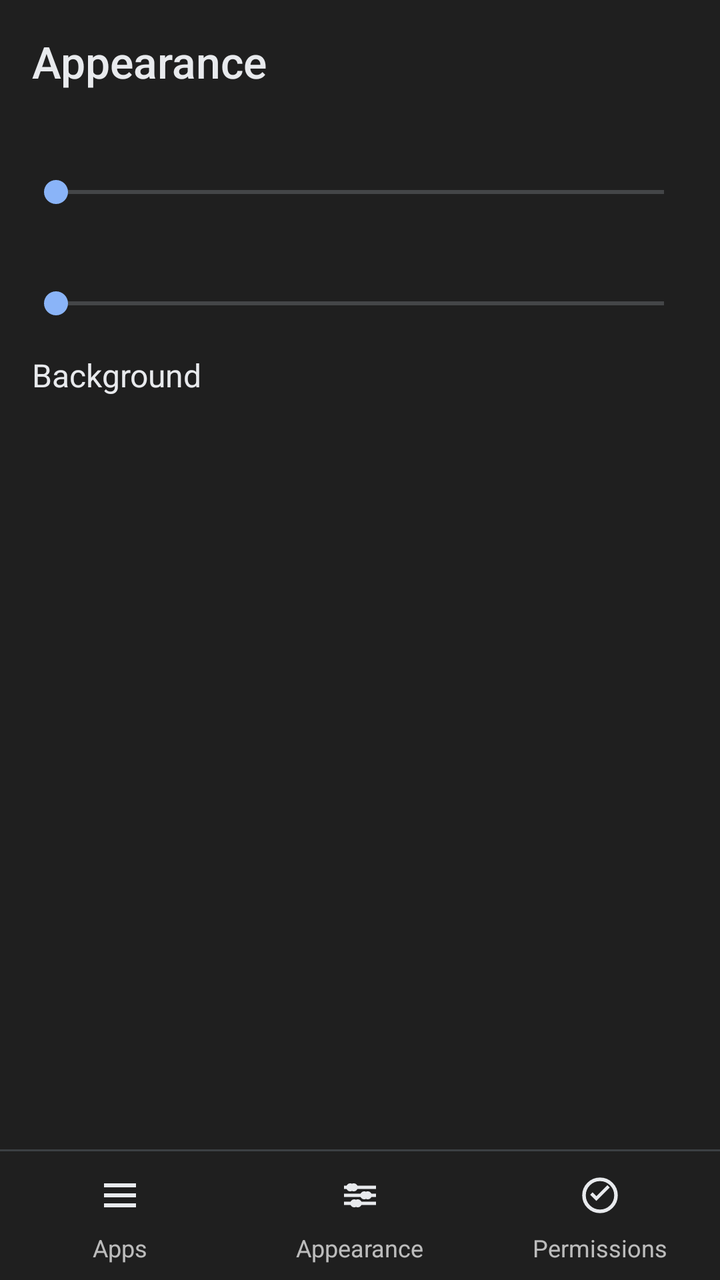
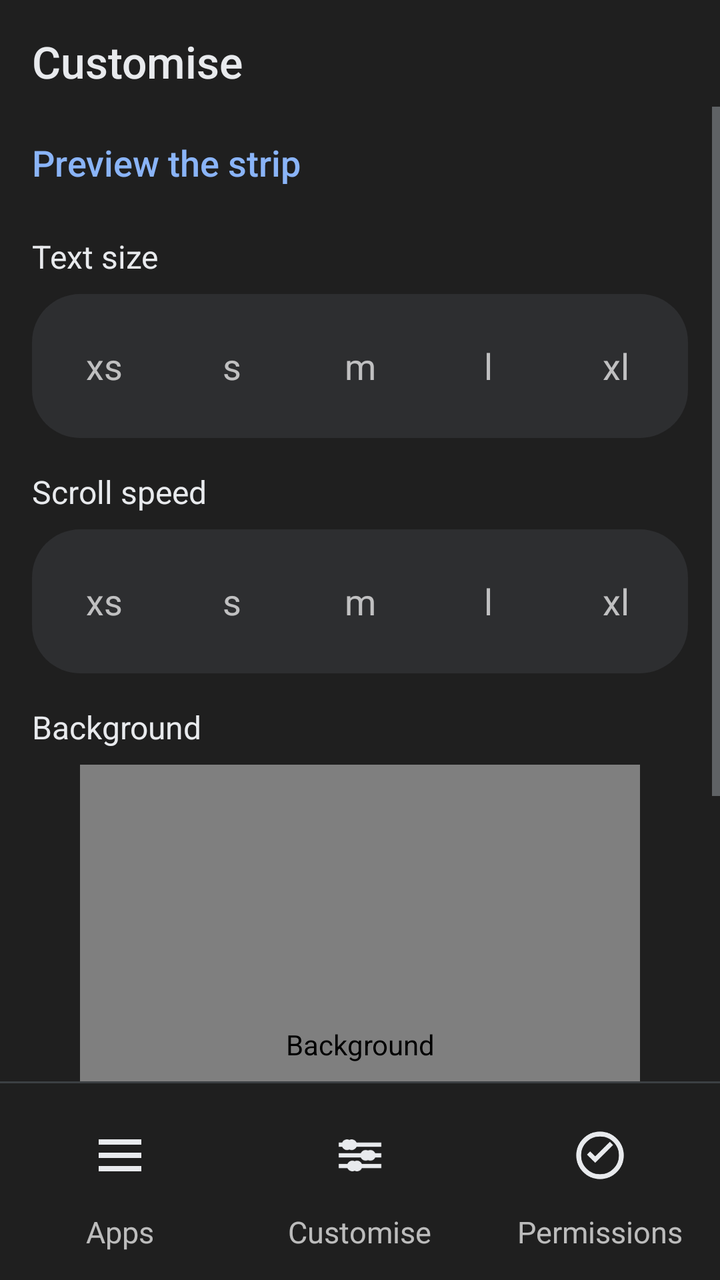

Two renders of the same Android screen: before a commit and after it. Below are the layout's source before the change and the commit's diff.
<!-- AndroidManifest.xml: application theme Theme.Ticker -->
<!-- res/layout/activity_appearance.xml -->
<?xml version="1.0" encoding="utf-8"?>
<LinearLayout xmlns:android="http://schemas.android.com/apk/res/android"
    android:id="@+id/appearance_root"
    android:layout_width="match_parent"
    android:layout_height="match_parent"
    android:background="@color/paper"
    android:orientation="vertical">

    <TextView
        android:layout_width="match_parent"
        android:layout_height="wrap_content"
        android:fontFamily="sans-serif-medium"
        android:paddingStart="16dp"
        android:paddingTop="16dp"
        android:paddingEnd="16dp"
        android:paddingBottom="8dp"
        android:text="@string/appearance_title"
        android:textColor="@color/ink"
        android:textSize="22sp" />

    <ScrollView
        android:layout_width="match_parent"
        android:layout_height="0dp"
        android:layout_weight="1"
        android:fillViewport="true">

        <LinearLayout
            android:layout_width="match_parent"
            android:layout_height="wrap_content"
            android:orientation="vertical"
            android:paddingBottom="16dp">

            <TextView
                android:id="@+id/text_size_value"
                android:layout_width="match_parent"
                android:layout_height="wrap_content"
                android:paddingStart="16dp"
                android:paddingTop="12dp"
                android:paddingEnd="16dp"
                android:textColor="@color/ink"
                android:textSize="16sp" />

            <SeekBar
                android:id="@+id/text_size"
                android:layout_width="match_parent"
                android:layout_height="wrap_content"
                android:layout_marginStart="12dp"
                android:layout_marginEnd="12dp"
                android:max="18"
                android:progressTint="@color/accent"
                android:thumbTint="@color/accent" />

            <TextView
                android:id="@+id/scroll_speed_value"
                android:layout_width="match_parent"
                android:layout_height="wrap_content"
                android:paddingStart="16dp"
                android:paddingTop="16dp"
                android:paddingEnd="16dp"
                android:textColor="@color/ink"
                android:textSize="16sp" />

            <SeekBar
                android:id="@+id/scroll_speed"
                android:layout_width="match_parent"
                android:layout_height="wrap_content"
                android:layout_marginStart="12dp"
                android:layout_marginEnd="12dp"
                android:max="180"
                android:progressTint="@color/accent"
                android:thumbTint="@color/accent" />

            <TextView
                android:layout_width="match_parent"
                android:layout_height="wrap_content"
                android:paddingStart="16dp"
                android:paddingTop="16dp"
                android:paddingEnd="16dp"
                android:paddingBottom="8dp"
                android:text="@string/background_label"
                android:textColor="@color/ink"
                android:textSize="16sp" />

            <LinearLayout
                android:layout_width="match_parent"
                android:layout_height="wrap_content"
                android:gravity="center_vertical"
                android:orientation="horizontal"
                android:paddingStart="16dp"
                android:paddingEnd="16dp">

                <View
                    android:id="@+id/bg_ribbon"
                    android:layout_width="44dp"
                    android:layout_height="44dp"
                    android:contentDescription="@string/bg_ribbon" />

                <View
                    android:id="@+id/bg_black"
                    android:layout_width="44dp"
                    android:layout_height="44dp"
                    android:layout_marginStart="12dp"
                    android:contentDescription="@string/bg_black" />

                <View
                    android:id="@+id/bg_charcoal"
                    android:layout_width="44dp"
                    android:layout_height="44dp"
                    android:layout_marginStart="12dp"
                    android:contentDescription="@string/bg_charcoal" />

                <View
                    android:id="@+id/bg_navy"
                    android:layout_width="44dp"
                    android:layout_height="44dp"
                    android:layout_marginStart="12dp"
                    android:contentDescription="@string/bg_navy" />
            </LinearLayout>
        </LinearLayout>
    </ScrollView>

    <include layout="@layout/bar_tabs" />
</LinearLayout>
<!-- res/layout/bar_tabs.xml (included above) -->
<?xml version="1.0" encoding="utf-8"?>
<LinearLayout xmlns:android="http://schemas.android.com/apk/res/android"
    android:id="@+id/tab_bar"
    android:layout_width="match_parent"
    android:layout_height="wrap_content"
    android:background="@color/paper"
    android:orientation="vertical">

    <View
        android:layout_width="match_parent"
        android:layout_height="1dp"
        android:background="@color/divider" />

    <LinearLayout
        android:layout_width="match_parent"
        android:layout_height="wrap_content"
        android:orientation="horizontal"
        android:paddingTop="6dp"
        android:paddingBottom="8dp">

        <LinearLayout
            android:id="@+id/tab_apps"
            android:layout_width="0dp"
            android:layout_height="wrap_content"
            android:layout_weight="1"
            android:background="?android:attr/selectableItemBackground"
            android:clickable="true"
            android:contentDescription="@string/tab_apps"
            android:focusable="true"
            android:gravity="center_horizontal"
            android:orientation="vertical">

            <FrameLayout
                android:id="@+id/tab_apps_pill"
                android:layout_width="64dp"
                android:layout_height="32dp">

                <ImageView
                    android:id="@+id/tab_apps_icon"
                    android:layout_width="24dp"
                    android:layout_height="24dp"
                    android:layout_gravity="center"
                    android:contentDescription="@null"
                    android:importantForAccessibility="no"
                    android:src="@drawable/ic_tab_apps" />
            </FrameLayout>

            <TextView
                android:id="@+id/tab_apps_label"
                android:layout_width="wrap_content"
                android:layout_height="wrap_content"
                android:layout_marginTop="2dp"
                android:text="@string/tab_apps"
                android:textSize="12sp" />
        </LinearLayout>

        <LinearLayout
            android:id="@+id/tab_appearance"
            android:layout_width="0dp"
            android:layout_height="wrap_content"
            android:layout_weight="1"
            android:background="?android:attr/selectableItemBackground"
            android:clickable="true"
            android:contentDescription="@string/tab_appearance"
            android:focusable="true"
            android:gravity="center_horizontal"
            android:orientation="vertical">

            <FrameLayout
                android:id="@+id/tab_appearance_pill"
                android:layout_width="64dp"
                android:layout_height="32dp">

                <ImageView
                    android:id="@+id/tab_appearance_icon"
                    android:layout_width="24dp"
                    android:layout_height="24dp"
                    android:layout_gravity="center"
                    android:contentDescription="@null"
                    android:importantForAccessibility="no"
                    android:src="@drawable/ic_tab_appearance" />
            </FrameLayout>

            <TextView
                android:id="@+id/tab_appearance_label"
                android:layout_width="wrap_content"
                android:layout_height="wrap_content"
                android:layout_marginTop="2dp"
                android:text="@string/tab_appearance"
                android:textSize="12sp" />
        </LinearLayout>

        <LinearLayout
            android:id="@+id/tab_permissions"
            android:layout_width="0dp"
            android:layout_height="wrap_content"
            android:layout_weight="1"
            android:background="?android:attr/selectableItemBackground"
            android:clickable="true"
            android:contentDescription="@string/tab_permissions"
            android:focusable="true"
            android:gravity="center_horizontal"
            android:orientation="vertical">

            <FrameLayout
                android:id="@+id/tab_permissions_pill"
                android:layout_width="64dp"
                android:layout_height="32dp">

                <ImageView
                    android:id="@+id/tab_permissions_icon"
                    android:layout_width="24dp"
                    android:layout_height="24dp"
                    android:layout_gravity="center"
                    android:contentDescription="@null"
                    android:importantForAccessibility="no"
                    android:src="@drawable/ic_tab_permissions" />
            </FrameLayout>

            <TextView
                android:id="@+id/tab_permissions_label"
                android:layout_width="wrap_content"
                android:layout_height="wrap_content"
                android:layout_marginTop="2dp"
                android:text="@string/tab_permissions"
                android:textSize="12sp" />
        </LinearLayout>
    </LinearLayout>
</LinearLayout>
<!-- resources referenced by this layout -->
<resources>
  <color name="accent">#8AB4F8</color>
  <color name="divider">#3C4043</color>
  <color name="ink">#E8EAED</color>
  <color name="paper">#1F1F1F</color>
  <!-- drawable ic_tab_appearance (drawable) -->
  <?xml version="1.0" encoding="utf-8"?>
  <vector xmlns:android="http://schemas.android.com/apk/res/android"
      android:width="24dp"
      android:height="24dp"
      android:viewportWidth="24"
      android:viewportHeight="24">
      <path
          android:fillColor="#E8EAED"
          android:pathData="M4,7.2h16v1.6H4z M4,11.2h16v1.6H4z M4,15.2h16v1.6H4z" />
      <path
          android:fillColor="#E8EAED"
          android:pathData="M8,6.2a2,2 0,1 1,0 3.6a2,2 0,1 1,0 -3.6z M15,10.2a2,2 0,1 1,0 3.6a2,2 0,1 1,0 -3.6z M10,14.2a2,2 0,1 1,0 3.6a2,2 0,1 1,0 -3.6z" />
  </vector>
  <!-- drawable ic_tab_apps (drawable) -->
  <?xml version="1.0" encoding="utf-8"?>
  <vector xmlns:android="http://schemas.android.com/apk/res/android"
      android:width="24dp"
      android:height="24dp"
      android:viewportWidth="24"
      android:viewportHeight="24">
      <path
          android:fillColor="#E8EAED"
          android:pathData="M4,6h16v2H4z M4,11h16v2H4z M4,16h16v2H4z" />
  </vector>
  <!-- drawable ic_tab_permissions (drawable) -->
  <?xml version="1.0" encoding="utf-8"?>
  <vector xmlns:android="http://schemas.android.com/apk/res/android"
      android:width="24dp"
      android:height="24dp"
      android:viewportWidth="24"
      android:viewportHeight="24">
      <path
          android:fillColor="#00000000"
          android:pathData="M12,4a8,8 0,1 1,0 16a8,8 0,1 1,0 -16z"
          android:strokeColor="#E8EAED"
          android:strokeWidth="1.8" />
      <path
          android:fillColor="#E8EAED"
          android:pathData="M10.2,12.4 L8.3,10.5 L7.1,11.7 L10.2,14.8 L16.9,8.1 L15.7,6.9 Z" />
  </vector>
  <string name="appearance_title">Appearance</string>
  <string name="background_label">Background</string>
  <string name="bg_black">Black</string>
  <string name="bg_charcoal">Charcoal</string>
  <string name="bg_navy">Navy</string>
  <string name="bg_ribbon">Ribbon</string>
  <string name="tab_appearance">Appearance</string>
  <string name="tab_apps">Apps</string>
  <string name="tab_permissions">Permissions</string>
  <color name="muted">#9AA0A6</color>
  <!-- unchanged entries left out for length: 1 -->
</resources>

<!-- the commit's change to res/layout/activity_appearance.xml (unified diff, before → after) -->
@@ -30,45 +30,153 @@
             android:orientation="vertical"
             android:paddingBottom="16dp">
 
-            <TextView
-                android:id="@+id/text_size_value"
+            <Button
+                android:id="@+id/preview_strip"
+                style="@style/Widget.Ribbon.TextButton"
+                android:layout_width="match_parent"
+                android:layout_height="wrap_content"
+                android:layout_marginStart="8dp"
+                android:layout_marginEnd="8dp"
+                android:gravity="start|center_vertical"
+                android:minHeight="56dp"
+                android:text="@string/preview_strip"
+                android:textSize="18sp" />
+
+            <TextView
                 android:layout_width="match_parent"
                 android:layout_height="wrap_content"
                 android:paddingStart="16dp"
-                android:paddingTop="12dp"
+                android:paddingTop="8dp"
                 android:paddingEnd="16dp"
+                android:paddingBottom="8dp"
+                android:text="@string/text_size_label"
                 android:textColor="@color/ink"
                 android:textSize="16sp" />
 
-            <SeekBar
-                android:id="@+id/text_size"
-                android:layout_width="match_parent"
-                android:layout_height="wrap_content"
-                android:layout_marginStart="12dp"
-                android:layout_marginEnd="12dp"
-                android:max="18"
-                android:progressTint="@color/accent"
-                android:thumbTint="@color/accent" />
-
-            <TextView
-                android:id="@+id/scroll_speed_value"
+            <LinearLayout
+                android:id="@+id/text_size_bar"
+                android:layout_width="match_parent"
+                android:layout_height="72dp"
+                android:layout_marginStart="16dp"
+                android:layout_marginEnd="16dp"
+                android:background="@drawable/bg_search"
+                android:gravity="center_vertical"
+                android:orientation="horizontal"
+                android:padding="4dp">
+
+                <TextView
+                    android:id="@+id/size_xs"
+                    android:layout_width="0dp"
+                    android:layout_height="match_parent"
+                    android:layout_weight="1"
+                    android:gravity="center"
+                    android:text="@string/step_xs"
+                    android:textSize="18sp" />
+
+                <TextView
+                    android:id="@+id/size_s"
+                    android:layout_width="0dp"
+                    android:layout_height="match_parent"
+                    android:layout_weight="1"
+                    android:gravity="center"
+                    android:text="@string/step_s"
+                    android:textSize="18sp" />
+
+                <TextView
+                    android:id="@+id/size_m"
+                    android:layout_width="0dp"
+                    android:layout_height="match_parent"
+                    android:layout_weight="1"
+                    android:gravity="center"
+                    android:text="@string/step_m"
+                    android:textSize="18sp" />
+
+                <TextView
+                    android:id="@+id/size_l"
+                    android:layout_width="0dp"
+                    android:layout_height="match_parent"
+                    android:layout_weight="1"
+                    android:gravity="center"
+                    android:text="@string/step_l"
+                    android:textSize="18sp" />
+
+                <TextView
+                    android:id="@+id/size_xl"
+                    android:layout_width="0dp"
+                    android:layout_height="match_parent"
+                    android:layout_weight="1"
+                    android:gravity="center"
+                    android:text="@string/step_xl"
+                    android:textSize="18sp" />
+            </LinearLayout>
+
+            <TextView
                 android:layout_width="match_parent"
                 android:layout_height="wrap_content"
                 android:paddingStart="16dp"
                 android:paddingTop="16dp"
                 android:paddingEnd="16dp"
+                android:paddingBottom="8dp"
+                android:text="@string/scroll_speed_label"
                 android:textColor="@color/ink"
                 android:textSize="16sp" />
 
-            <SeekBar
-                android:id="@+id/scroll_speed"
-                android:layout_width="match_parent"
-                android:layout_height="wrap_content"
-                android:layout_marginStart="12dp"
-                android:layout_marginEnd="12dp"
-                android:max="180"
-                android:progressTint="@color/accent"
-                android:thumbTint="@color/accent" />
+            <LinearLayout
+                android:id="@+id/speed_bar"
+                android:layout_width="match_parent"
+                android:layout_height="72dp"
+                android:layout_marginStart="16dp"
+                android:layout_marginEnd="16dp"
+                android:background="@drawable/bg_search"
+                android:gravity="center_vertical"
+                android:orientation="horizontal"
+                android:padding="4dp">
+
+                <TextView
+                    android:id="@+id/speed_xs"
+                    android:layout_width="0dp"
+                    android:layout_height="match_parent"
+                    android:layout_weight="1"
+                    android:gravity="center"
+                    android:text="@string/step_xs"
+                    android:textSize="18sp" />
+
+                <TextView
+                    android:id="@+id/speed_s"
+                    android:layout_width="0dp"
+                    android:layout_height="match_parent"
+                    android:layout_weight="1"
+                    android:gravity="center"
+                    android:text="@string/step_s"
+                    android:textSize="18sp" />
+
+                <TextView
+                    android:id="@+id/speed_m"
+                    android:layout_width="0dp"
+                    android:layout_height="match_parent"
+                    android:layout_weight="1"
+                    android:gravity="center"
+                    android:text="@string/step_m"
+                    android:textSize="18sp" />
+
+                <TextView
+                    android:id="@+id/speed_l"
+                    android:layout_width="0dp"
+                    android:layout_height="match_parent"
+                    android:layout_weight="1"
+                    android:gravity="center"
+                    android:text="@string/step_l"
+                    android:textSize="18sp" />
+
+                <TextView
+                    android:id="@+id/speed_xl"
+                    android:layout_width="0dp"
+                    android:layout_height="match_parent"
+                    android:layout_weight="1"
+                    android:gravity="center"
+                    android:text="@string/step_xl"
+                    android:textSize="18sp" />
+            </LinearLayout>
 
             <TextView
                 android:layout_width="match_parent"
@@ -81,41 +189,24 @@
                 android:textColor="@color/ink"
                 android:textSize="16sp" />
 
-            <LinearLayout
-                android:layout_width="match_parent"
-                android:layout_height="wrap_content"
-                android:gravity="center_vertical"
-                android:orientation="horizontal"
-                android:paddingStart="16dp"
-                android:paddingEnd="16dp">
-
-                <View
-                    android:id="@+id/bg_ribbon"
-                    android:layout_width="44dp"
-                    android:layout_height="44dp"
-                    android:contentDescription="@string/bg_ribbon" />
-
-                <View
-                    android:id="@+id/bg_black"
-                    android:layout_width="44dp"
-                    android:layout_height="44dp"
-                    android:layout_marginStart="12dp"
-                    android:contentDescription="@string/bg_black" />
-
-                <View
-                    android:id="@+id/bg_charcoal"
-                    android:layout_width="44dp"
-                    android:layout_height="44dp"
-                    android:layout_marginStart="12dp"
-                    android:contentDescription="@string/bg_charcoal" />
-
-                <View
-                    android:id="@+id/bg_navy"
-                    android:layout_width="44dp"
-                    android:layout_height="44dp"
-                    android:layout_marginStart="12dp"
-                    android:contentDescription="@string/bg_navy" />
-            </LinearLayout>
+            <app.ticker.ColorWheelView
+                android:id="@+id/color_wheel"
+                android:layout_width="280dp"
+                android:layout_height="280dp"
+                android:layout_gravity="center_horizontal"
+                android:contentDescription="@string/background_label" />
+
+            <Button
+                android:id="@+id/bg_none"
+                style="@style/Widget.Ribbon.TextButton"
+                android:layout_width="match_parent"
+                android:layout_height="wrap_content"
+                android:layout_marginStart="8dp"
+                android:layout_marginTop="8dp"
+                android:layout_marginEnd="8dp"
+                android:minHeight="56dp"
+                android:text="@string/bg_none"
+                android:textSize="18sp" />
         </LinearLayout>
     </ScrollView>
 
@@ -139,8 +230,8 @@
         android:layout_width="match_parent"
         android:layout_height="wrap_content"
         android:orientation="horizontal"
-        android:paddingTop="6dp"
-        android:paddingBottom="8dp">
+        android:paddingTop="12dp"
+        android:paddingBottom="14dp">
 
         <LinearLayout
             android:id="@+id/tab_apps"
@@ -156,13 +247,13 @@
 
             <FrameLayout
                 android:id="@+id/tab_apps_pill"
-                android:layout_width="64dp"
-                android:layout_height="32dp">
+                android:layout_width="96dp"
+                android:layout_height="48dp">
 
                 <ImageView
                     android:id="@+id/tab_apps_icon"
-                    android:layout_width="24dp"
-                    android:layout_height="24dp"
+                    android:layout_width="32dp"
+                    android:layout_height="32dp"
                     android:layout_gravity="center"
                     android:contentDescription="@null"
                     android:importantForAccessibility="no"
@@ -173,9 +264,9 @@
                 android:id="@+id/tab_apps_label"
                 android:layout_width="wrap_content"
                 android:layout_height="wrap_content"
-                android:layout_marginTop="2dp"
+                android:layout_marginTop="4dp"
                 android:text="@string/tab_apps"
-                android:textSize="12sp" />
+                android:textSize="15sp" />
         </LinearLayout>
 
         <LinearLayout
@@ -192,13 +283,13 @@
 
             <FrameLayout
                 android:id="@+id/tab_appearance_pill"
-                android:layout_width="64dp"
-                android:layout_height="32dp">
+                android:layout_width="96dp"
+                android:layout_height="48dp">
 
                 <ImageView
                     android:id="@+id/tab_appearance_icon"
-                    android:layout_width="24dp"
-                    android:layout_height="24dp"
+                    android:layout_width="32dp"
+                    android:layout_height="32dp"
                     android:layout_gravity="center"
                     android:contentDescription="@null"
                     android:importantForAccessibility="no"
@@ -209,9 +300,9 @@
                 android:id="@+id/tab_appearance_label"
                 android:layout_width="wrap_content"
                 android:layout_height="wrap_content"
-                android:layout_marginTop="2dp"
+                android:layout_marginTop="4dp"
                 android:text="@string/tab_appearance"
-                android:textSize="12sp" />
+                android:textSize="15sp" />
         </LinearLayout>
 
         <LinearLayout
@@ -228,13 +319,13 @@
 
             <FrameLayout
                 android:id="@+id/tab_permissions_pill"
-                android:layout_width="64dp"
-                android:layout_height="32dp">
+                android:layout_width="96dp"
+                android:layout_height="48dp">
 
                 <ImageView
                     android:id="@+id/tab_permissions_icon"
-                    android:layout_width="24dp"
-                    android:layout_height="24dp"
+                    android:layout_width="32dp"
+                    android:layout_height="32dp"
                     android:layout_gravity="center"
                     android:contentDescription="@null"
                     android:importantForAccessibility="no"
@@ -245,9 +336,9 @@
                 android:id="@+id/tab_permissions_label"
                 android:layout_width="wrap_content"
                 android:layout_height="wrap_content"
-                android:layout_marginTop="2dp"
+                android:layout_marginTop="4dp"
                 android:text="@string/tab_permissions"
-                android:textSize="12sp" />
+                android:textSize="15sp" />
         </LinearLayout>
     </LinearLayout>
 </LinearLayout>
<!-- resource entries referenced after the edit -->
@@ -4,6 +4,13 @@
   <color name="divider">#3C4043</color>
   <color name="ink">#E8EAED</color>
   <color name="paper">#1F1F1F</color>
+  <!-- drawable bg_search (drawable) -->
+  <?xml version="1.0" encoding="utf-8"?>
+  <shape xmlns:android="http://schemas.android.com/apk/res/android"
+      android:shape="rectangle">
+      <solid android:color="@color/search" />
+      <corners android:radius="24dp" />
+  </shape>
   <!-- drawable ic_tab_appearance (drawable) -->
   <?xml version="1.0" encoding="utf-8"?>
   <vector xmlns:android="http://schemas.android.com/apk/res/android"
@@ -45,15 +52,31 @@
           android:fillColor="#E8EAED"
           android:pathData="M10.2,12.4 L8.3,10.5 L7.1,11.7 L10.2,14.8 L16.9,8.1 L15.7,6.9 Z" />
   </vector>
-  <string name="appearance_title">Appearance</string>
+  <string name="appearance_title">Customise</string>
   <string name="background_label">Background</string>
-  <string name="bg_black">Black</string>
-  <string name="bg_charcoal">Charcoal</string>
-  <string name="bg_navy">Navy</string>
-  <string name="bg_ribbon">Ribbon</string>
-  <string name="tab_appearance">Appearance</string>
+  <string name="bg_none">No background</string>
+  <string name="preview_strip">Preview the strip</string>
+  <string name="scroll_speed_label">Scroll speed</string>
+  <string name="step_l">l</string>
+  <string name="step_m">m</string>
+  <string name="step_s">s</string>
+  <string name="step_xl">xl</string>
+  <string name="step_xs">xs</string>
+  <string name="tab_appearance">Customise</string>
   <string name="tab_apps">Apps</string>
   <string name="tab_permissions">Permissions</string>
+  <string name="text_size_label">Text size</string>
+  <style name="Widget.Ribbon.TextButton" parent="android:Widget.Material.Button.Borderless">
+          <item name="android:textAllCaps">false</item>
+          <item name="android:textColor">@color/accent</item>
+          <item name="android:fontFamily">sans-serif-medium</item>
+          <item name="android:textSize">14sp</item>
+          <item name="android:minWidth">48dp</item>
+          <item name="android:minHeight">36dp</item>
+          <item name="android:paddingLeft">8dp</item>
+          <item name="android:paddingRight">8dp</item>
+      </style>
+  <color name="search">#2D2E30</color>
   <color name="muted">#9AA0A6</color>
   <!-- unchanged entries left out for length: 1 -->
 </resources>
